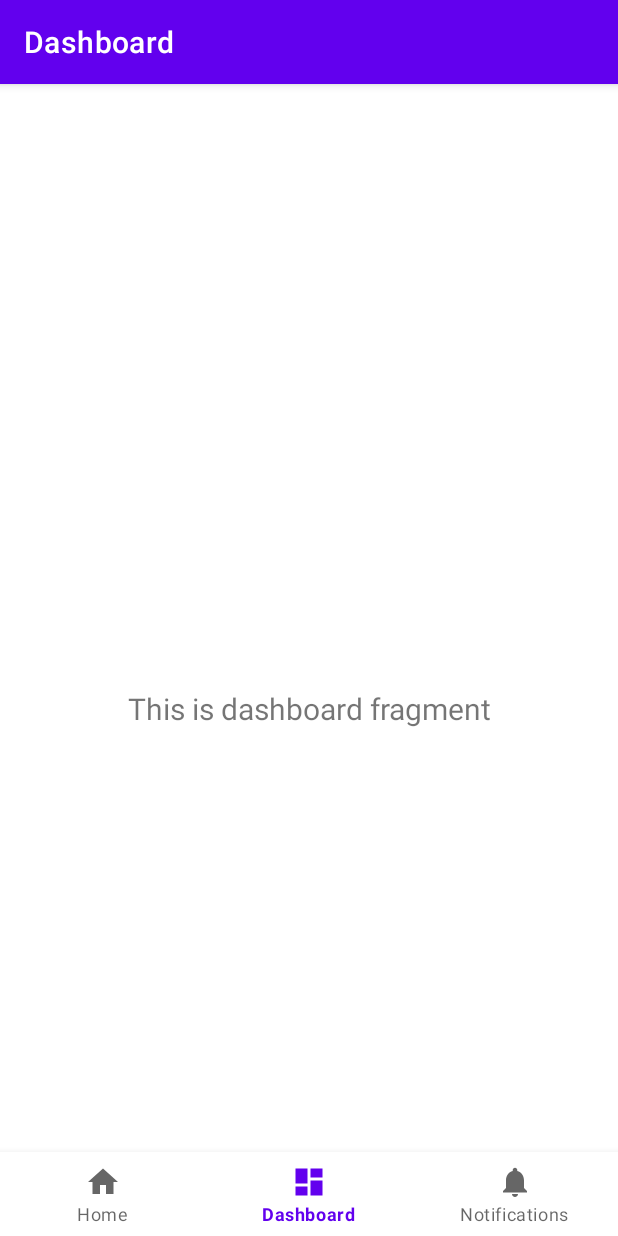
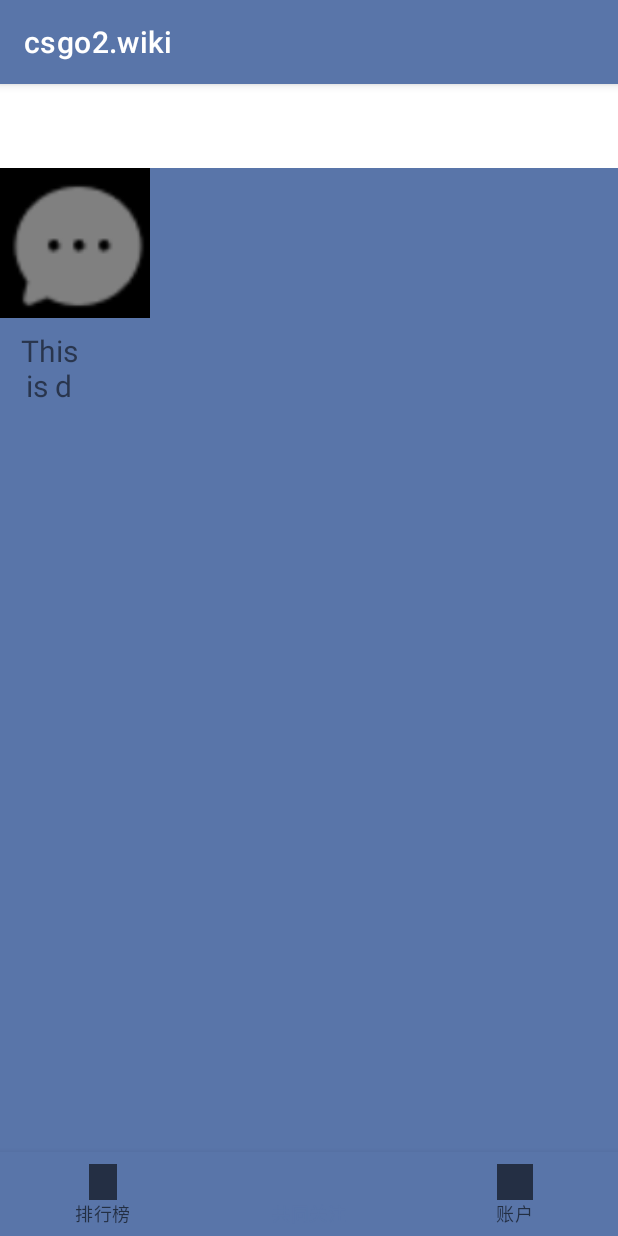
Before and after one commit to KinoWUDI/CsgoMarket, an Android app: the DashboardFragment screen opened through its navigation route, on a phone screen of 412 x 824 dp. Run offline under Robolectric (Android 15) with nearby library versions, the phone set to English and light mode, and no system bars; our stand-ins replace navigation-ui.

Commit message:
初步修改

```diff
--- a/app/src/main/java/com/example/csgomarket/ui/dashboard/DashboardFragment.java
+++ b/app/src/main/java/com/example/csgomarket/ui/dashboard/DashboardFragment.java
@@ -4,6 +4,7 @@ import android.os.Bundle;
 import android.view.LayoutInflater;
 import android.view.View;
 import android.view.ViewGroup;
+import android.widget.ImageView;
 import android.widget.TextView;
 
 import androidx.annotation.NonNull;
@@ -25,6 +26,7 @@ public class DashboardFragment extends Fragment {
         View root = binding.getRoot();
 
         final TextView textView = binding.textDashboard;
+        final ImageView imageView = binding.abc;
         dashboardViewModel.getText().observe(getViewLifecycleOwner(), textView::setText);
         return root;
     }
--- a/app/src/main/res/layout/activity_main.xml
+++ b/app/src/main/res/layout/activity_main.xml
@@ -12,7 +12,7 @@
         android:layout_height="wrap_content"
         android:layout_marginStart="0dp"
         android:layout_marginEnd="0dp"
-        android:background="?android:attr/windowBackground"
+        android:background="@color/menu_blue"
         app:layout_constraintBottom_toBottomOf="parent"
         app:layout_constraintLeft_toLeftOf="parent"
         app:layout_constraintRight_toRightOf="parent"
--- a/app/src/main/res/layout/fragment_dashboard.xml
+++ b/app/src/main/res/layout/fragment_dashboard.xml
@@ -1,22 +1,29 @@
 <?xml version="1.0" encoding="utf-8"?>
-<androidx.constraintlayout.widget.ConstraintLayout xmlns:android="http://schemas.android.com/apk/res/android"
+<LinearLayout xmlns:android="http://schemas.android.com/apk/res/android"
     xmlns:app="http://schemas.android.com/apk/res-auto"
     xmlns:tools="http://schemas.android.com/tools"
     android:layout_width="match_parent"
     android:layout_height="match_parent"
+    android:background="@color/menu_blue"
+    android:orientation="vertical"
     tools:context=".ui.dashboard.DashboardFragment">
+
+    <ImageView
+        android:id="@+id/abc"
+        android:layout_width="100dp"
+        android:layout_height="100dp"
+        android:background="@color/black"
+        android:scaleType="centerCrop"
+        android:src="@drawable/ic_guanzhu" />
 
     <TextView
         android:id="@+id/text_dashboard"
-        android:layout_width="match_parent"
-        android:layout_height="wrap_content"
+        android:layout_width="50dp"
+        android:layout_height="50dp"
         android:layout_marginStart="8dp"
         android:layout_marginTop="8dp"
         android:layout_marginEnd="8dp"
         android:textAlignment="center"
-        android:textSize="20sp"
-        app:layout_constraintBottom_toBottomOf="parent"
-        app:layout_constraintEnd_toEndOf="parent"
-        app:layout_constraintStart_toStartOf="parent"
-        app:layout_constraintTop_toTopOf="parent" />
-</androidx.constraintlayout.widget.ConstraintLayout>
+        android:textSize="20sp" />
+
+</LinearLayout>
--- a/app/src/main/res/menu/bottom_nav_menu.xml
+++ b/app/src/main/res/menu/bottom_nav_menu.xml
@@ -3,17 +3,17 @@
 
     <item
         android:id="@+id/navigation_home"
-        android:icon="@drawable/ic_home_black_24dp"
-        android:title="@string/title_home" />
+        android:icon="@drawable/ic_rank"
+        android:title="@string/title_rank" />
 
     <item
         android:id="@+id/navigation_dashboard"
-        android:icon="@drawable/ic_dashboard_black_24dp"
-        android:title="@string/title_dashboard" />
+        android:icon="@drawable/ic_guanzhu"
+        android:title="@string/title_guanzhu" />
 
     <item
         android:id="@+id/navigation_notifications"
-        android:icon="@drawable/ic_notifications_black_24dp"
-        android:title="@string/title_notifications" />
+        android:icon="@drawable/ic_account"
+        android:title="@string/title_account" />
 
 </menu>
--- a/app/src/main/res/navigation/mobile_navigation.xml
+++ b/app/src/main/res/navigation/mobile_navigation.xml
@@ -8,18 +8,18 @@
     <fragment
         android:id="@+id/navigation_home"
         android:name="com.example.csgomarket.ui.home.HomeFragment"
-        android:label="@string/title_home"
+        android:label="@string/title"
         tools:layout="@layout/fragment_home" />
 
     <fragment
         android:id="@+id/navigation_dashboard"
         android:name="com.example.csgomarket.ui.dashboard.DashboardFragment"
-        android:label="@string/title_dashboard"
+        android:label="@string/title"
         tools:layout="@layout/fragment_dashboard" />
 
     <fragment
         android:id="@+id/navigation_notifications"
         android:name="com.example.csgomarket.ui.notifications.NotificationsFragment"
-        android:label="@string/title_notifications"
+        android:label="@string/title"
         tools:layout="@layout/fragment_notifications" />
 </navigation>
--- a/app/src/main/res/values/colors.xml
+++ b/app/src/main/res/values/colors.xml
@@ -7,4 +7,8 @@
     <color name="teal_700">#FF018786</color>
     <color name="black">#FF000000</color>
     <color name="white">#FFFFFFFF</color>
+
+<!--自定义颜色-->
+    <color name="menu_blue">#FF5975A9</color>
+    <color name="menu_blue_dark">#FF273249</color>
 </resources>
--- a/app/src/main/res/values/strings.xml
+++ b/app/src/main/res/values/strings.xml
@@ -1,6 +1,7 @@
 <resources>
     <string name="app_name">CsgoMarket</string>
-    <string name="title_home">Home</string>
-    <string name="title_dashboard">Dashboard</string>
-    <string name="title_notifications">Notifications</string>
+    <string name="title_rank">排行榜</string>
+    <string name="title_guanzhu">共同关注</string>
+    <string name="title_account">账户</string>
+    <string name="title">csgo2.wiki</string>
 </resources>
--- a/app/src/main/res/values/themes.xml
+++ b/app/src/main/res/values/themes.xml
@@ -2,7 +2,7 @@
     <!-- Base application theme. -->
     <style name="Theme.CsgoMarket" parent="Theme.MaterialComponents.DayNight.DarkActionBar">
         <!-- Primary brand color. -->
-        <item name="colorPrimary">@color/purple_500</item>
+        <item name="colorPrimary">@color/menu_blue</item>
         <item name="colorPrimaryVariant">@color/purple_700</item>
         <item name="colorOnPrimary">@color/white</item>
         <!-- Secondary brand color. -->
@@ -10,7 +10,7 @@
         <item name="colorSecondaryVariant">@color/teal_700</item>
         <item name="colorOnSecondary">@color/black</item>
         <!-- Status bar color. -->
-        <item name="android:statusBarColor">?attr/colorPrimaryVariant</item>
+        <item name="android:statusBarColor">@color/menu_blue</item>
         <!-- Customize your theme here. -->
     </style>
 </resources>
```
Also changed, not shown: app/src/main/res/drawable/ic_account.png (added), app/src/main/res/drawable/ic_guanzhu.png (added).
